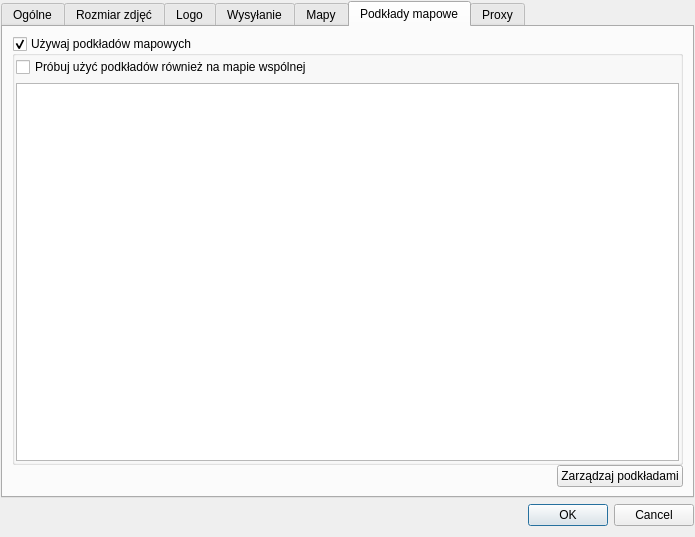
fotorelacjonusz/classic, file settings/settingsdialog.ui: the form before one commit.
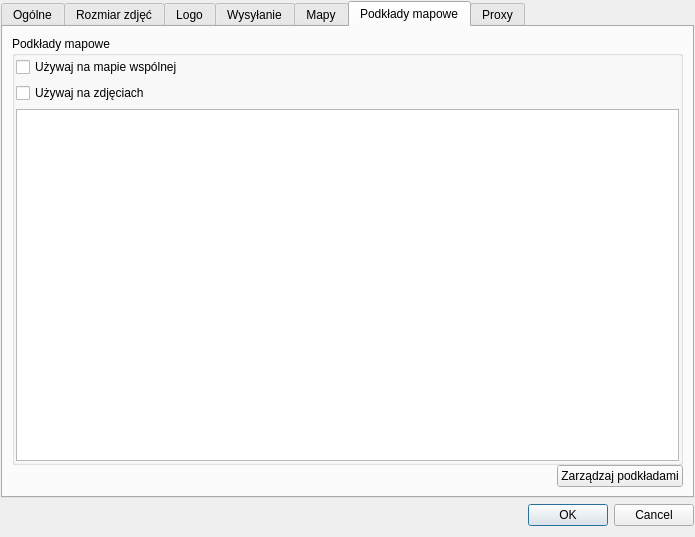
The form after the commit. The open tabs and pages were chosen to show the change. Icons and pictures are not drawn. Custom widgets are drawn as their Qt base class.

Commit message: overlay common map, better downloads abstraction, ...

Diff of the .ui file:
```diff
--- a/settings/settingsdialog.ui
+++ b/settings/settingsdialog.ui
@@ -1019,12 +1019,9 @@
         <number>0</number>
        </property>
        <item>
-        <widget class="QGroupBox" name="useOverlays">
+        <widget class="QGroupBox" name="overlays">
          <property name="title">
-          <string>Używaj podkładów mapowych</string>
-         </property>
-         <property name="checkable">
-          <bool>true</bool>
+          <string>Podkłady mapowe</string>
          </property>
          <layout class="QVBoxLayout" name="verticalLayout_7">
           <property name="margin">
@@ -1036,7 +1033,17 @@
              <string>Jeśli nie ma podkładu zawierającego wszystkie punkty użyte będzie źródło określone w zakładce mapy</string>
             </property>
             <property name="text">
-             <string>Próbuj użyć podkładów również na mapie wspólnej</string>
+             <string>Używaj na mapie wspólnej</string>
+            </property>
+           </widget>
+          </item>
+          <item>
+           <widget class="QCheckBox" name="useOverlays">
+            <property name="toolTip">
+             <string>Jeśli nie ma podkładu zawierającego pozycję zdjęcia użyte będzie źródło określone w zakładce mapy</string>
+            </property>
+            <property name="text">
+             <string>Używaj na zdjęciach</string>
             </property>
            </widget>
           </item>
```
Left out of the diff: 4 changed lines with no effect on the pictures. The commit also changes 14 other files.
